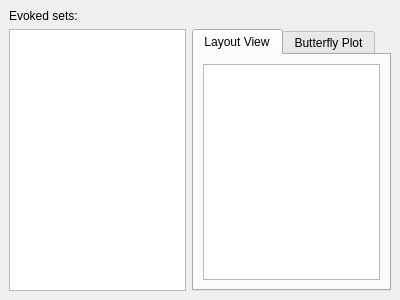
This is applications/mne_browse_raw_qt/Windows/averagewindow.ui in mne-tools/mne-cpp as Qt 5 draws it before an edit. The edited form follows.
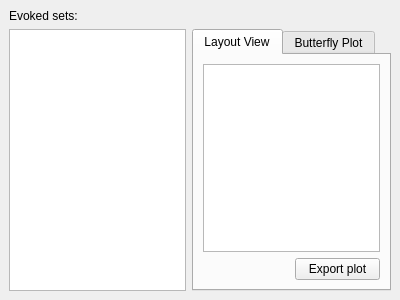
This is the edited form.

The edit to the form file:
```diff
--- a/applications/mne_browse_raw_qt/Windows/averagewindow.ui
+++ b/applications/mne_browse_raw_qt/Windows/averagewindow.ui
@@ -30,7 +30,32 @@
        <layout class="QGridLayout" name="gridLayout_2">
         <item row="0" column="0">
          <layout class="QGridLayout" name="gridLayout">
-          <item row="0" column="0">
+          <item row="1" column="1">
+           <widget class="QPushButton" name="m_pushButton_exportLayoutPlot">
+            <property name="sizePolicy">
+             <sizepolicy hsizetype="Fixed" vsizetype="Fixed">
+              <horstretch>85</horstretch>
+              <verstretch>0</verstretch>
+             </sizepolicy>
+            </property>
+            <property name="minimumSize">
+             <size>
+              <width>85</width>
+              <height>0</height>
+             </size>
+            </property>
+            <property name="maximumSize">
+             <size>
+              <width>85</width>
+              <height>16777215</height>
+             </size>
+            </property>
+            <property name="text">
+             <string>Export plot</string>
+            </property>
+           </widget>
+          </item>
+          <item row="0" column="0" colspan="2">
            <widget class="QGraphicsView" name="m_graphicsView_layout"/>
           </item>
          </layout>
```
Left out of the diff: 16 changed lines with no effect on the pictures.
